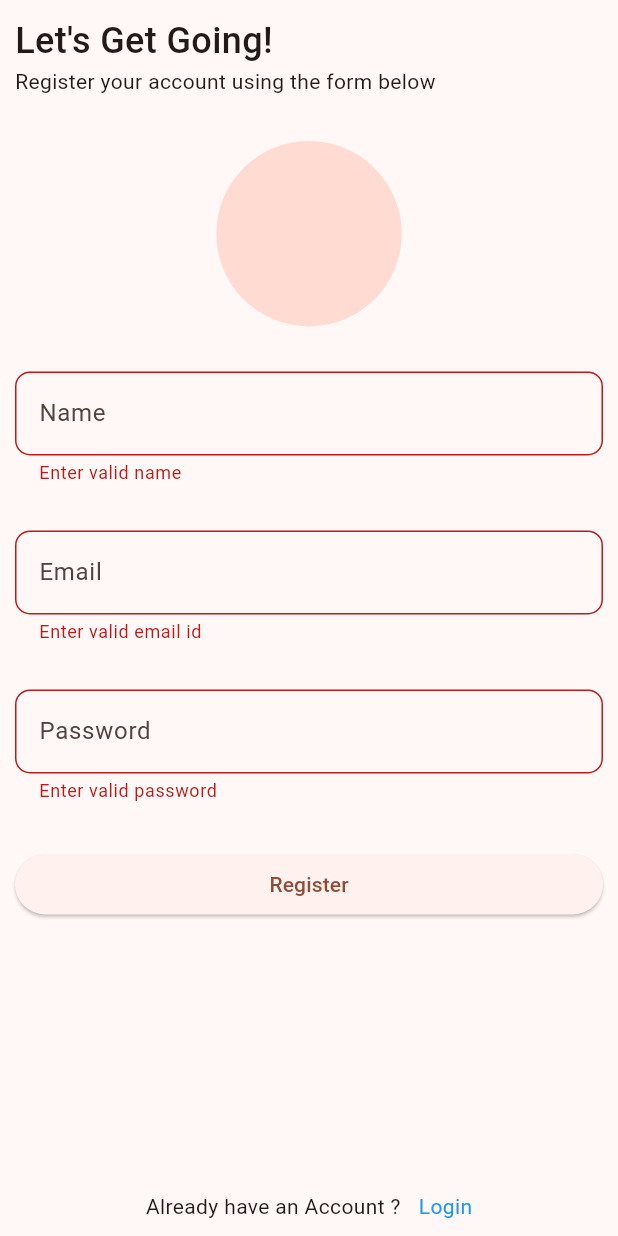
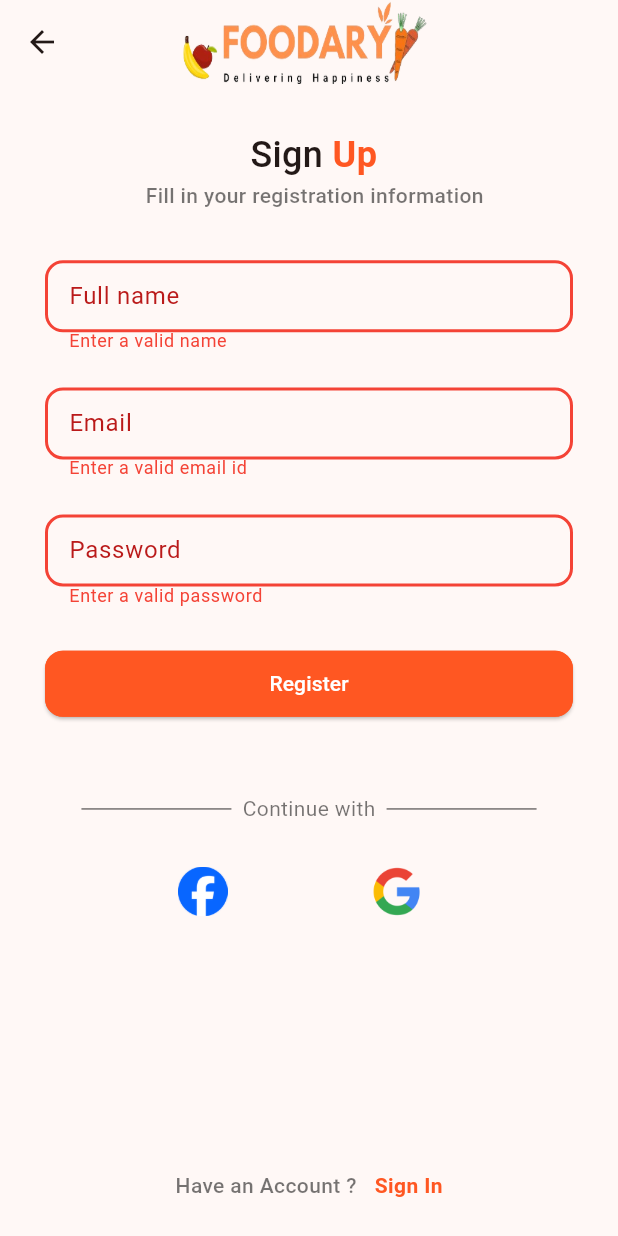
Before and after one commit to Nostalgia3102/Foodary, a Flutter app: the SignUpScreen screen opened by its route, after a tap on "Register", on a phone screen of 412 x 824 dp. Run offline on Flutter 3.47's test engine with Material 3 defaults, Android fonts, the phone set to English and light mode, and no system bars; our stand-ins replace firebase_auth, firebase_core, get_it, google_sign_in, lottie; accounts and stored records are empty.

Commit message:
Responsive UI for SignIn & SignUp Done

```diff
--- /dev/null
+++ b/lib/data/viewmodels/signup_screen_view_model.dart
@@ -0,0 +1,26 @@
+import 'package:flutter/material.dart';
+
+class SignUpScreenViewModel extends ChangeNotifier{
+  final GlobalKey<FormState> signUpFormKey = GlobalKey();
+
+  String? _name;
+  String? get name => _name;
+  set name(String? value) {
+    _name = value;
+    notifyListeners();
+  }
+
+  String? _email;
+  String? get email => _email;
+  set email(String? value) {
+    _email = value;
+    notifyListeners();
+  }
+
+  String? _password;
+  String? get password => _password;
+  set password(String? value) {
+    _password = value;
+    notifyListeners();
+  }
+}
--- a/lib/ui/login_screen.dart
+++ b/lib/ui/login_screen.dart
@@ -1,4 +1,5 @@
 import 'package:flutter/material.dart';
+import 'package:foodary/utils/constants/strings.dart';
 import 'package:provider/provider.dart';
 import '../data/viewmodels/login_screen_view_model.dart';
 import '../utils/constants/validations.dart';
@@ -32,40 +33,47 @@
             child: Padding(
               padding: const EdgeInsets.all(10.0),
               child: Column(
-                crossAxisAlignment: CrossAxisAlignment.center,
-                mainAxisAlignment: MainAxisAlignment.center,
                 children: [
-                  const SizedBox(height: 20),
+                  SizedBox(height: MediaQuery.of(context).size.height * 0.03),
                   buildLoginTitle(),
                   buildLoginSubTitle(),
-                  const SizedBox(height: 50),
+                  SizedBox(height: MediaQuery.of(context).size.height * 0.07),
                   Form(
                     key: provider.loginFormKey,
                     child: Padding(
                       padding: const EdgeInsets.fromLTRB(20, 0, 20, 0),
                       child: Column(
-                        crossAxisAlignment: CrossAxisAlignment.end,
+                        // crossAxisAlignment: CrossAxisAlignment.end,
                         children: [
                           SizedBox(
-                            height: 50,
-                            child: buildTextFormFieldEmail(provider),
+                              height: 60.0,
+                              child: buildTextFormField(
+                                  provider,
+                                  StringsAsset.enterEmail,
+                                  StringsAsset.emailLabelText)),
+                          SizedBox(height: MediaQuery.of(context).size.height * 0.03),
+                          SizedBox(
+                            height: 60,
+                            child: buildTextFormField(
+                                provider,
+                                StringsAsset.enterPassword,
+                                StringsAsset.passwordLabelText),
                           ),
-                          const SizedBox(height: 30),
-                          SizedBox(
-                            height: 50,
-                            child: buildTextFormFieldPassword(provider),
+                          SizedBox(height: MediaQuery.of(context).size.height * 0.01),
+                          Align(
+                            alignment: Alignment.topRight,
+                            child: GestureDetector(
+                              onTap: (){},
+                              child: const Text("Forgot your password ?", style:TextStyle(
+                                  fontWeight: FontWeight.w500,
+                                  color: Colors.black54),),
+                            ),
                           ),
-                          const SizedBox(height: 20),
-                          const Text("Forgot your password ?",
-                              textAlign: TextAlign.end,
-                              style: TextStyle(
-                                  fontWeight: FontWeight.w500,
-                                  color: Colors.black54)),
                         ],
                       ),
                     ),
                   ),
-                  const SizedBox(height: 40),
+                  SizedBox(height: MediaQuery.of(context).size.height * 0.03),
                   Padding(
                     padding: const EdgeInsets.fromLTRB(20, 0, 20, 0),
                     child: SizedBox(
@@ -73,7 +81,7 @@
                       child: buildElevatedLoginButton(provider, context),
                     ),
                   ),
-                  const SizedBox(height: 50),
+                  SizedBox(height: MediaQuery.of(context).size.height * 0.04),
                   Row(
                     mainAxisAlignment: MainAxisAlignment.center,
                     crossAxisAlignment: CrossAxisAlignment.center,
@@ -98,7 +106,7 @@
                       ),
                     ],
                   ),
-                  const SizedBox(height: 40),
+                  SizedBox(height: MediaQuery.of(context).size.height * 0.025),
                   buildRowOtherLoginOptions(context),
                   Expanded(
                       child: Padding(
@@ -120,7 +128,7 @@
       crossAxisAlignment: CrossAxisAlignment.end,
       children: [
         const Text(
-          "Don't have an Account ?",
+          "Not a member ?",
           style: TextStyle(fontWeight: FontWeight.w500, color: Colors.black54),
         ),
         const SizedBox(width: 12),
@@ -142,20 +150,21 @@
     return Row(
       mainAxisAlignment: MainAxisAlignment.spaceEvenly,
       children: [
-        const SizedBox(width: 10),
+        SizedBox(width: MediaQuery.of(context).size.height * 0.05),
         IconButton(
             icon: Image.asset(
               'assets/images/fb.png',
               width: MediaQuery.of(context).size.width * 0.08,
             ),
             onPressed: () {}),
+        SizedBox(width: MediaQuery.of(context).size.height * 0.01),
         IconButton(
             icon: Image.asset(
               'assets/images/gogl.png',
               width: MediaQuery.of(context).size.width * 0.14,
             ),
             onPressed: () {}),
-        const SizedBox(width: 10),
+        SizedBox(width: MediaQuery.of(context).size.height * 0.05),
       ],
     );
   }
@@ -203,58 +212,51 @@
     );
   }
 
-  TextFormField buildTextFormFieldPassword(LoginScreenViewModel provider) {
-    return TextFormField(
-      obscureText: true,
-      validator: (value) {
-        if (value != null && PASSWORD_VALIDATION_REGEX.hasMatch(value)) {
-          provider.password = value;
-          return null;
-        }
-        return "Enter valid password";
-      },
-      decoration: InputDecoration(
-          border: OutlineInputBorder(borderRadius: BorderRadius.circular(12)),
-          labelText: "Password"),
-    );
-  }
-
-  TextFormField buildTextFormFieldEmail(LoginScreenViewModel provider) {
+  TextFormField buildTextFormField(
+      LoginScreenViewModel provider, String cautionText, String labelText) {
     return TextFormField(
         validator: (value) {
-          if (value != null && EMAIL_VALIDATION_REGEX.hasMatch(value)) {
+          if (value != null &&
+              labelText == "Email" &&
+              EMAIL_VALIDATION_REGEX.hasMatch(value)) {
             provider.email = value;
             return null;
           }
-          return "Enter valid email id";
+          if (value != null &&
+              labelText == "Password" &&
+              PASSWORD_VALIDATION_REGEX.hasMatch(value)) {
+            provider.password = value;
+            return null;
+          }
+          return cautionText;
         },
         decoration: InputDecoration(
             border: OutlineInputBorder(borderRadius: BorderRadius.circular(12)),
-            labelText: "Email",
+            labelText: labelText,
             fillColor: Colors.blue,
-            // contentPadding: const EdgeInsets.symmetric(vertical: 20, horizontal: 12),
-            // errorStyle: const TextStyle(
-            //   color: Colors.red,
-            //   fontSize: 14,
-            //   fontWeight: FontWeight.normal,
-            // ),
-            // alignLabelWithHint: true,
-            // errorBorder: OutlineInputBorder(
-            //   borderRadius: BorderRadius.circular(12),
-            //   borderSide: const BorderSide(
-            //     color: Colors.red,
-            //     width: 2,
-            //   ),
-            // ),
-            // focusedErrorBorder: OutlineInputBorder(
-            //   borderRadius: BorderRadius.circular(12),
-            //   borderSide: const BorderSide(
-            //     color: Colors.redAccent,
-            //     width: 2,
-            //   ),
-            // )
-    )
-    );
+            contentPadding:
+                const EdgeInsets.symmetric(vertical: 12, horizontal: 12),
+            errorStyle: const TextStyle(
+              color: Colors.red,
+              fontSize: 12,
+              height: 0.5,
+              fontWeight: FontWeight.normal,
+            ),
+            alignLabelWithHint: true,
+            errorBorder: OutlineInputBorder(
+              borderRadius: BorderRadius.circular(12),
+              borderSide: const BorderSide(
+                color: Colors.red,
+                width: 2,
+              ),
+            ),
+            focusedErrorBorder: OutlineInputBorder(
+                borderRadius: BorderRadius.circular(12),
+                borderSide: const BorderSide(
+                  color: Colors.redAccent,
+                  width: 2,
+                ),
+                gapPadding: BorderSide.strokeAlignOutside)));
   }
 
   Text buildLoginSubTitle() {
--- a/lib/ui/sign_up_page.dart
+++ b/lib/ui/sign_up_page.dart
@@ -1,5 +1,10 @@
 import 'package:flutter/material.dart';
+import 'package:foodary/data/viewmodels/signup_screen_view_model.dart';
+import 'package:foodary/services/navigation_service.dart';
+import 'package:google_sign_in/google_sign_in.dart';
+import 'package:provider/provider.dart';
 
+import '../utils/constants/strings.dart';
 import '../utils/constants/validations.dart';
 import '../utils/utilities.dart';
 
@@ -11,7 +16,6 @@
 }
 
 class _SignUpScreenState extends State<SignUpScreen> {
-  final GlobalKey<FormState> _registerFormKey = GlobalKey();
   String? name, email, password;
 
   @override
@@ -21,100 +25,177 @@
 
   @override
   Widget build(BuildContext context) {
+    return Consumer<SignUpScreenViewModel>(
+  builder: (context, provider, child) {
   return Scaffold(
       resizeToAvoidBottomInset: false,
+      appBar: AppBar(
+        centerTitle: true,
+        title: Image.asset(
+          "assets/images/canvaFoodary.png",
+          fit: BoxFit.fill,
+          height: 64,
+          width: 200,
+        ),
+      ),
       body: SafeArea(
+        maintainBottomViewPadding: true,
         child: Padding(
           padding: const EdgeInsets.all(10.0),
           child: Column(
-            crossAxisAlignment: CrossAxisAlignment.start,
             children: [
-              const Text(
-                "Let's Get Going!",
-                style: TextStyle(fontWeight: FontWeight.w500, fontSize: 24),
+              SizedBox(height: MediaQuery.of(context).size.height * 0.025),
+              buildSignUpTitle(),
+              buildSignUpSubTitle(),
+              SizedBox(height: MediaQuery.of(context).size.height * 0.04),
+              Form(
+                key: provider.signUpFormKey,
+                child: Padding(
+                  padding: const EdgeInsets.fromLTRB(20, 0, 20, 0),
+                  child: Column(
+                    // crossAxisAlignment: CrossAxisAlignment.end,
+                    children: [
+                      SizedBox(
+                      height: 60.0,
+                      child: buildTextFormField(
+                          provider,
+                          StringsAsset.enterName,
+                          StringsAsset.nameLabelText)),
+                    SizedBox(height: MediaQuery.of(context).size.height * 0.03),
+                      SizedBox(
+                          height: 60.0,
+                          child: buildTextFormField(
+                              provider,
+                              StringsAsset.enterEmail,
+                              StringsAsset.emailLabelText)),
+                      SizedBox(height: MediaQuery.of(context).size.height * 0.03),
+                      SizedBox(
+                        height: 60,
+                        child: buildTextFormField(
+                            provider,
+                            StringsAsset.enterPassword,
+                            StringsAsset.passwordLabelText),
                       ),
-              const Text("Register your account using the form below"),
-              const SizedBox(
-                height: 30,
-              ),
-              Form(
-                key: _registerFormKey,
-                child: Column(
-                  children: [
-                    CircleAvatar(
-                        radius: MediaQuery.of(context).size.width * 0.15),
-                    const SizedBox(height: 30),
-                    TextFormField(
-                      validator: (value) {
-                        if (value != null &&
-                            NAME_VALIDATION_REGEX.hasMatch(value)) {
-                          name = value;
-                          return null;
-                        }
-                        return "Enter valid name";
-                      },
-                      decoration: InputDecoration(
-                          border: OutlineInputBorder(
-                              borderRadius: BorderRadius.circular(10)),
-                          hintText: "Name"),
-                    ),
-                    const SizedBox(height: 30),
-                    TextFormField(
-                      validator: (value) {
-                        if (value != null &&
-                            EMAIL_VALIDATION_REGEX.hasMatch(value)) {
-                          email = value;
-                          return null;
-                        }
-                        return "Enter valid email id";
-                      },
-                      decoration: InputDecoration(
-                          border: OutlineInputBorder(
-                              borderRadius: BorderRadius.circular(10)),
-                          hintText: "Email"),
-                    ),
-                    const SizedBox(height: 30),
-                    TextFormField(
-                      obscureText: true,
-                      validator: (value) {
-                        if (value != null &&
-                            PASSWORD_VALIDATION_REGEX.hasMatch(value)) {
-                          password = value;
-                          return null;
-                        }
-                        return "Enter valid password";
-                      },
-                      decoration: InputDecoration(
-                          border: OutlineInputBorder(
-                              borderRadius: BorderRadius.circular(10)),
-                          hintText: "Password"),
-                    )
+                      SizedBox(height: MediaQuery.of(context).size.height * 0.025),
                     ],
                   ),
                 ),
-              const SizedBox(
-                height: 30,
+              ),
+              SizedBox(height: MediaQuery.of(context).size.height * 0.01),
+              Padding(
+                padding: const EdgeInsets.fromLTRB(20, 0, 20, 0),
+                child: SizedBox(
+                  width: double.infinity,
+                  child: buildElevatedSignUpButton(provider, context),
+                ),
+              ),
+              SizedBox(height: MediaQuery.of(context).size.height * 0.06),
+              Row(
+                mainAxisAlignment: MainAxisAlignment.center,
+                crossAxisAlignment: CrossAxisAlignment.center,
+                children: [
+                  SizedBox(
+                    width: 100,
+                    height: 1,
+                    child: Container(
+                      color: Colors.black54,
+                    ),
+                  ),
+                  const Text(
+                    "  Continue with  ",
+                    style: TextStyle(color: Colors.black54),
                   ),
                   SizedBox(
-                width: double.infinity,
-                child: ElevatedButton(
+                    width: 100,
+                    height: 1,
+                    child: Container(
+                      color: Colors.black54,
+                    ),
+                  ),
+                ],
+              ),
+              SizedBox(height: MediaQuery.of(context).size.height * 0.025),
+              buildRowOtherSignUpOptions(context),
+              Expanded(
+                  child: Padding(
+                    padding: const EdgeInsets.fromLTRB(8, 8, 8, 14),
+                    child: buildRowFooterText(),
+                  ))
+            ],
+          ),
+        ),
+      ),
+    );
+  },
+);
+}
+
+Row buildRowFooterText() {
+  return Row(
+    mainAxisAlignment: MainAxisAlignment.center,
+    crossAxisAlignment: CrossAxisAlignment.end,
+    children: [
+      const Text(
+        "Have an Account ?",
+        style: TextStyle(fontWeight: FontWeight.w500, color: Colors.black54),
+      ),
+      const SizedBox(width: 12),
+      GestureDetector(
+        onTap: () {
+          Navigator.pop(context);
+        },
+        child: const Text(
+          "Sign In",
+          style: TextStyle(
+              color: Colors.deepOrange, fontWeight: FontWeight.bold),
+        ),
+      )
+    ],
+  );
+}
+
+Row buildRowOtherSignUpOptions(BuildContext context) {
+  return Row(
+    mainAxisAlignment: MainAxisAlignment.spaceEvenly,
+    children: [
+      SizedBox(width: MediaQuery.of(context).size.height * 0.05),
+      IconButton(
+          icon: Image.asset(
+            'assets/images/fb.png',
+            width: MediaQuery.of(context).size.width * 0.08,
+          ),
+          onPressed: () {}),
+      SizedBox(width: MediaQuery.of(context).size.height * 0.01),
+      IconButton(
+          icon: Image.asset(
+            'assets/images/gogl.png',
+            width: MediaQuery.of(context).size.width * 0.14,
+          ),
+          onPressed: () {
+            GoogleSignIn().signIn();
+          }),
+      SizedBox(width: MediaQuery.of(context).size.height * 0.05),
+    ],
+  );
+}
+
+ElevatedButton buildElevatedSignUpButton(SignUpScreenViewModel provider, BuildContext context) {
+  return ElevatedButton(
+    style: ButtonStyle(
+        backgroundColor: MaterialStateProperty.all(Colors.deepOrange),
+        shape: MaterialStateProperty.all<RoundedRectangleBorder>(
+          const RoundedRectangleBorder(
+              borderRadius: BorderRadius.all(Radius.circular(12)),
+              side: BorderSide(color: Colors.deepOrange)),
+        )),
     onPressed: () async {
-                    if (_registerFormKey.currentState?.validate() ?? false) {
-                      _registerFormKey.currentState?.save();
+      if (provider.signUpFormKey.currentState?.validate() ?? false) {
+        provider.signUpFormKey.currentState?.save();
         bool result =
-                      await authService.register(email!, password!);
+        await authService.register(provider.email!, provider.password!);
+        print(result);
         if (result) {
-                        if (name != null) {
-                          try{
-                            // await databaseServices.createUserProfile(
-                            //     userProfile: UserProfile(
-                            //         uid: authService.user!.uid, name: name));
           navigationService.pushReplacementNamed("/home_page");
-                          }catch(e){
-                            print("Unable to register the user");
-                            print(e);
-                          }
-                        }
         } else {
           final snackBar = SnackBar(
             content: const Text('Invalid Credentials'),
@@ -130,33 +211,94 @@
         }
       }
     },
-                  child: const Text("Register"),
-                ),
-              ),
-              Expanded(
-                  child: Row(
-                    mainAxisAlignment: MainAxisAlignment.center,
-                    crossAxisAlignment: CrossAxisAlignment.end,
-                    children: [
-                      const Text("Already have an Account ?"),
-                      const SizedBox(
-                        width: 12,
-                      ),
-                      GestureDetector(
-                        onTap: () {
-                          navigationService.goBack();
-                        },
-                        child: const Text(
-                          "Login",
-                          style: TextStyle(color: Colors.blue),
-                        ),
-                      )
-                    ],
-                  ))
-            ],
-          ),
+    child: const Padding(
+      padding: EdgeInsets.all(12),
+      child: Text(
+        "Register",
+        style: TextStyle(color: Colors.white),
       ),
     ),
   );
 }
+
+TextFormField buildTextFormField(
+    SignUpScreenViewModel provider, String cautionText, String labelText) {
+  return TextFormField(
+      validator: (value) {
+
+        if (value != null &&
+            labelText == "Full Name" &&
+            EMAIL_VALIDATION_REGEX.hasMatch(value)) {
+          provider.name = value;
+          return null;
         }
+
+        if (value != null &&
+            labelText == "Email" &&
+            EMAIL_VALIDATION_REGEX.hasMatch(value)) {
+          provider.email = value;
+          return null;
+        }
+        if (value != null &&
+            labelText == "Password" &&
+            PASSWORD_VALIDATION_REGEX.hasMatch(value)) {
+          provider.password = value;
+          return null;
+        }
+        return cautionText;
+      },
+      decoration: InputDecoration(
+          border: OutlineInputBorder(borderRadius: BorderRadius.circular(12)),
+          labelText: labelText,
+          fillColor: Colors.blue,
+          contentPadding:
+          const EdgeInsets.symmetric(vertical: 12, horizontal: 12),
+          errorStyle: const TextStyle(
+            color: Colors.red,
+            fontSize: 12,
+            height: 0.3,
+            fontWeight: FontWeight.normal,
+          ),
+          alignLabelWithHint: true,
+          errorBorder: OutlineInputBorder(
+            borderRadius: BorderRadius.circular(12),
+            borderSide: const BorderSide(
+              color: Colors.red,
+              width: 2,
+            ),
+          ),
+          focusedErrorBorder: OutlineInputBorder(
+              borderRadius: BorderRadius.circular(12),
+              borderSide: const BorderSide(
+                color: Colors.redAccent,
+                width: 2,
+              ),
+              gapPadding: 0)));
+}
+
+Text buildSignUpSubTitle() {
+  return const Text(
+    "  Fill in your registration information",
+    style: TextStyle(color: Colors.black54, fontWeight: FontWeight.w500),
+  );
+}
+
+Row buildSignUpTitle() {
+  return const Row(
+    mainAxisAlignment: MainAxisAlignment.center,
+    children: [
+      Text(
+        " Sign ",
+        style: TextStyle(fontWeight: FontWeight.w500, fontSize: 24),
+      ),
+      Text(
+        "Up",
+        style: TextStyle(
+            fontWeight: FontWeight.bold,
+            fontSize: 24,
+            color: Colors.deepOrange),
+      ),
+    ],
+  );
+}
+}
--- a/lib/utils/constants/strings.dart
+++ b/lib/utils/constants/strings.dart
@@ -5,4 +5,10 @@
   static const String quoteTwo = "\"All you need is love. But a little chocolate now and then doesn't hurt.\"";
   static const String quoteThree = "\"Food, in the end, in our own tradition, is something holy. It's not about nutrients and calories. It's about sharing. It's about honesty. It's about identity.\"";
   static const String getStarted = "Get Started";
+  static const String enterEmail = "Enter a valid email id";
+  static const String emailLabelText = "Email";
+  static const String enterPassword = "Enter a valid password";
+  static const String passwordLabelText = "Password";
+  static const String enterName = "Enter a valid name";
+  static const String nameLabelText = "Full name";
 }
--- a/lib/utils/utilities.dart
+++ b/lib/utils/utilities.dart
@@ -1,5 +1,6 @@
 import 'package:firebase_core/firebase_core.dart';
 import 'package:foodary/data/viewmodels/login_screen_view_model.dart';
+import 'package:foodary/data/viewmodels/signup_screen_view_model.dart';
 import 'package:foodary/data/viewmodels/welcome_screen_view_model.dart';
 import 'package:foodary/firebase_options.dart';
 import 'package:foodary/services/navigation_service.dart';
@@ -19,6 +20,7 @@
   ChangeNotifierProvider(create: (context) => HomePageViewModel()),
   ChangeNotifierProvider(create: (context) => WelcomeScreenViewModel()),
   ChangeNotifierProvider(create: (context) => LoginScreenViewModel()),
+  ChangeNotifierProvider(create: (context) => SignUpScreenViewModel()),
 ];
 
 Future<void> setUpFireBase() async {
--- a/pubspec.yaml
+++ b/pubspec.yaml
@@ -45,6 +45,7 @@
   flutter_launcher_icons: ^0.13.1
   lottie: ^3.1.2
   provider: ^6.1.2
+  google_sign_in: ^6.2.1
 
 flutter_icons:
   android: true
```
Also changed, not shown: pubspec.lock, 3 other files. Lines whose indentation alone changed are shown as unchanged.
